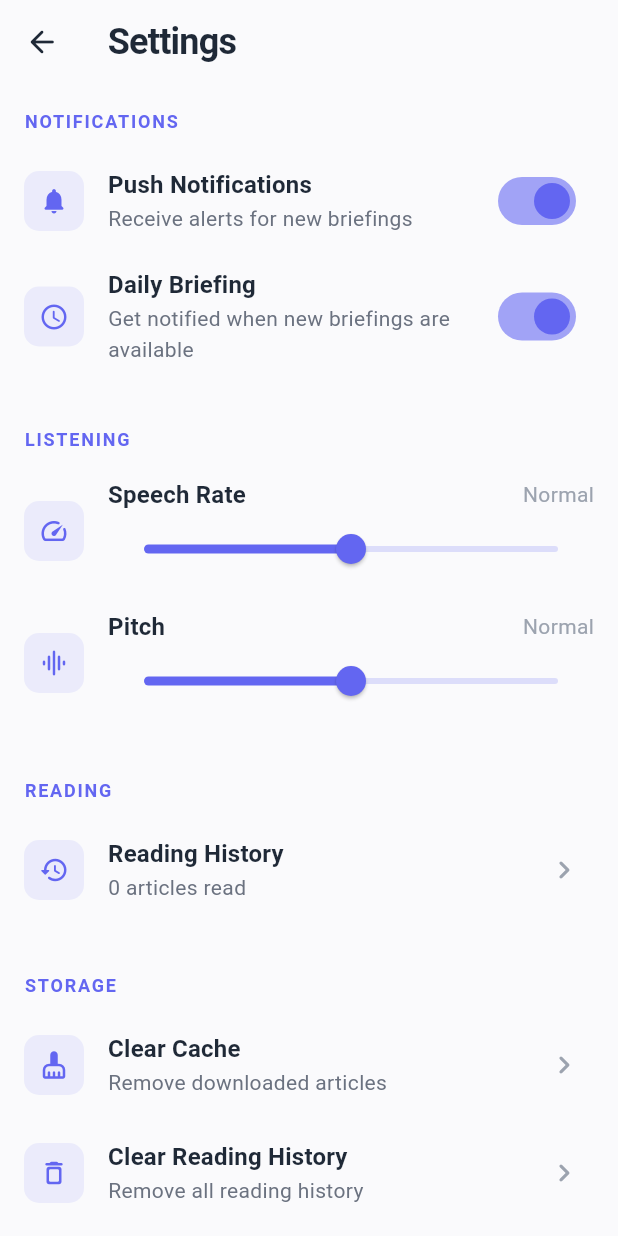
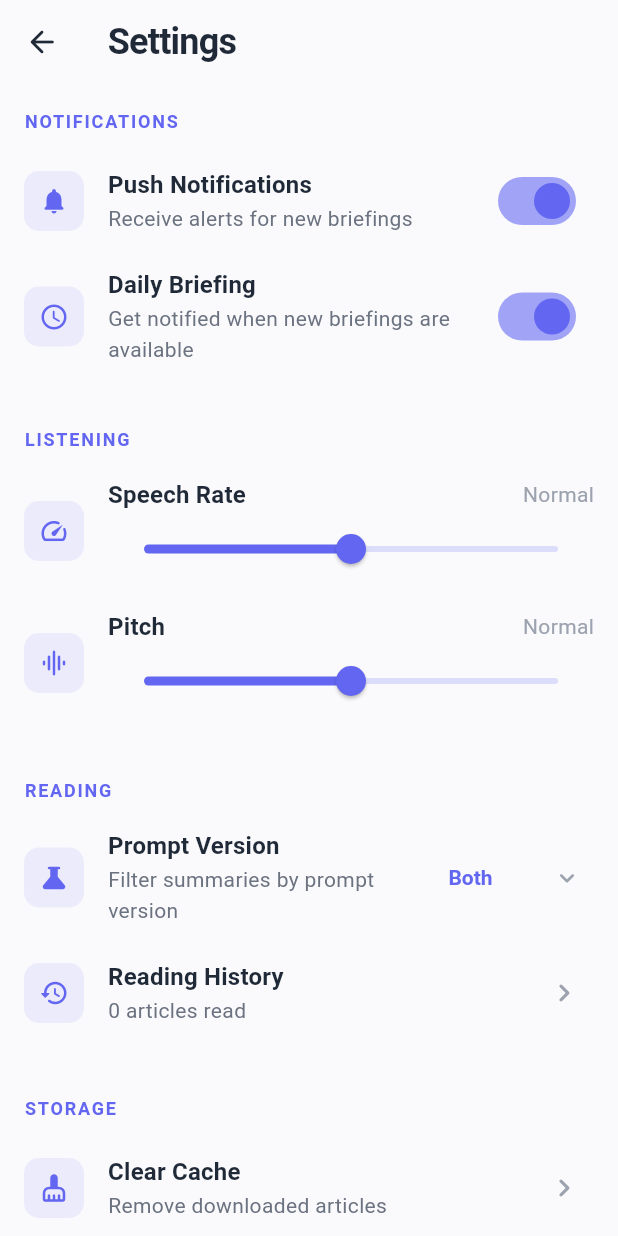
Before and after one commit to tsvet01/eng-pulse, a Flutter app: the screen it shows after launch, after a tap on the "settings" icon, on a phone screen of 412 x 824 dp. Run offline on Flutter 3.47's test engine with Material 3 defaults, Android fonts, the phone set to English and light mode, and no system bars; our stand-ins replace connectivity_plus, firebase_core, firebase_messaging, flutter_local_notifications, flutter_markdown, flutter_tts and 3 more; accounts and stored records are empty; generated files the repository leaves out were written again; network calls fail.

Commit message:
feat(flutter): add prompt version filter to settings and home screen
Add promptVersionFilter field to UserPreferences (HiveField 7) with
'all' default for backwards compatibility. Add getter/setter to
UserService, dropdown tile to Settings screen (Production/Beta/Both),
and extend home screen filtering to respect prompt version selection.

Co-Authored-By: Claude Opus 4.6 <noreply@anthropic.com>

```diff
--- a/apps/mobile/lib/models/reading_history.dart
+++ b/apps/mobile/lib/models/reading_history.dart
@@ -51,6 +51,9 @@ class UserPreferences extends HiveObject {
   @HiveField(6)
   double ttsPitch; // 0.5 to 2.0
 
+  @HiveField(7, defaultValue: 'all')
+  String promptVersionFilter; // 'all', 'v1' (production), 'v2' (beta)
+
   UserPreferences({
     this.notificationsEnabled = true,
     this.dailyBriefingEnabled = true,
@@ -59,5 +62,6 @@ class UserPreferences extends HiveObject {
     this.selectedModel = 'gemini',
     this.ttsSpeechRate = 0.5,
     this.ttsPitch = 1.0,
+    this.promptVersionFilter = 'all',
   }) : preferredTopics = preferredTopics ?? [];
 }
--- a/apps/mobile/lib/screens/home_screen.dart
+++ b/apps/mobile/lib/screens/home_screen.dart
@@ -30,12 +30,14 @@ class _HomeScreenState extends State<HomeScreen> {
   StreamSubscription<bool>? _connectivitySubscription;
   late LlmModel _selectedModel;
   List<LlmModel> _availableModels = [];
+  late String _promptVersionFilter;
 
   @override
   void initState() {
     super.initState();
     _isOnline = ConnectivityService.isOnline;
     _selectedModel = LlmModel.fromId(UserService.getSelectedModel());
+    _promptVersionFilter = UserService.getPromptVersionFilter();
     _summariesFuture = _loadSummaries();
 
     // Listen to connectivity changes
@@ -58,11 +60,18 @@ class _HomeScreenState extends State<HomeScreen> {
     super.dispose();
   }
 
-  /// Filter summaries by selected model (extracted to avoid duplication)
+  /// Filter summaries by selected model and prompt version (extracted to avoid duplication)
   List<CachedSummary> _filterByModel(List<CachedSummary> summaries) {
     return summaries.where((s) {
-      if (s.model == null) return true; // Backwards compat
-      return _selectedModel.matchesId(s.model);
+      // Filter by model
+      if (s.model != null && !_selectedModel.matchesId(s.model)) {
+        return false;
+      }
+      // Filter by prompt version
+      if (_promptVersionFilter != 'all' && s.promptVersion != null) {
+        if (s.promptVersion != _promptVersionFilter) return false;
+      }
+      return true;
     }).toList();
   }
 
@@ -190,13 +199,23 @@ class _HomeScreenState extends State<HomeScreen> {
                         ),
                         IconButton(
                           icon: const Icon(Icons.settings_rounded),
-                          onPressed: () {
-                            Navigator.push(
+                          onPressed: () async {
+                            await Navigator.push(
                               context,
                               MaterialPageRoute(
                                 builder: (context) => const SettingsScreen(),
                               ),
                             );
+                            // Reload filter in case it was changed in settings
+                            if (mounted) {
+                              final newFilter = UserService.getPromptVersionFilter();
+                              if (newFilter != _promptVersionFilter) {
+                                setState(() {
+                                  _promptVersionFilter = newFilter;
+                                  _summariesFuture = _loadSummaries();
+                                });
+                              }
+                            }
                           },
                           tooltip: 'Settings',
                         ),
--- a/apps/mobile/lib/screens/settings_screen.dart
+++ b/apps/mobile/lib/screens/settings_screen.dart
@@ -126,6 +126,26 @@ class _SettingsScreenState extends State<SettingsScreen> {
 
           // Reading Section
           _buildSectionHeader(context, 'Reading'),
+          _buildDropdownTile<String>(
+            context,
+            title: 'Prompt Version',
+            subtitle: 'Filter summaries by prompt version',
+            icon: Icons.science_rounded,
+            value: _prefs.promptVersionFilter,
+            items: const [
+              DropdownMenuItem(value: 'all', child: Text('Both')),
+              DropdownMenuItem(value: 'v1', child: Text('Production')),
+              DropdownMenuItem(value: 'v2', child: Text('Beta')),
+            ],
+            onChanged: (value) async {
+              if (value != null) {
+                setState(() {
+                  _prefs.promptVersionFilter = value;
+                });
+                await UserService.setPromptVersionFilter(value);
+              }
+            },
+          ),
           _buildActionTile(
             context,
             title: 'Reading History',
@@ -351,6 +371,55 @@ class _SettingsScreenState extends State<SettingsScreen> {
     );
   }
 
+  Widget _buildDropdownTile<T>(
+    BuildContext context, {
+    required String title,
+    required String subtitle,
+    required IconData icon,
+    required T value,
+    required List<DropdownMenuItem<T>> items,
+    required ValueChanged<T?> onChanged,
+  }) {
+    final isDark = Theme.of(context).brightness == Brightness.dark;
+
+    return ListTile(
+      leading: Container(
+        width: 40,
+        height: 40,
+        decoration: BoxDecoration(
+          color: (isDark ? AppTheme.primaryPurpleDark : AppTheme.primaryPurple)
+              .withAlpha(25),
+          borderRadius: BorderRadius.circular(10),
+        ),
+        child: Icon(
+          icon,
+          color: isDark ? AppTheme.primaryPurpleDark : AppTheme.primaryPurple,
+          size: 20,
+        ),
+      ),
+      title: Text(title, style: Theme.of(context).textTheme.titleMedium),
+      subtitle: Text(subtitle, style: Theme.of(context).textTheme.bodyMedium),
+      trailing: DropdownButtonHideUnderline(
+        child: DropdownButton<T>(
+          value: value,
+          items: items,
+          onChanged: onChanged,
+          style: TextStyle(
+            color: isDark ? AppTheme.primaryPurpleDark : AppTheme.primaryPurple,
+            fontSize: 14,
+            fontWeight: FontWeight.w600,
+          ),
+          dropdownColor: isDark ? AppTheme.darkSurface : AppTheme.lightSurface,
+          icon: Icon(
+            Icons.expand_more_rounded,
+            size: 20,
+            color: isDark ? AppTheme.darkTextTertiary : AppTheme.lightTextTertiary,
+          ),
+        ),
+      ),
+    );
+  }
+
   void _showReadingHistory(BuildContext context) {
     final history = UserService.getReadingHistory();
 
--- a/apps/mobile/lib/services/user_service.dart
+++ b/apps/mobile/lib/services/user_service.dart
@@ -158,4 +158,15 @@ class UserService {
     prefs.ttsPitch = pitch;
     await savePreferences(prefs);
   }
+
+  // Prompt Version Filter
+  static String getPromptVersionFilter() {
+    return getPreferences().promptVersionFilter;
+  }
+
+  static Future<void> setPromptVersionFilter(String filter) async {
+    final prefs = getPreferences();
+    prefs.promptVersionFilter = filter;
+    await savePreferences(prefs);
+  }
 }
```
Also changed, not shown: apps/mobile/lib/models/reading_history.g.dart.
